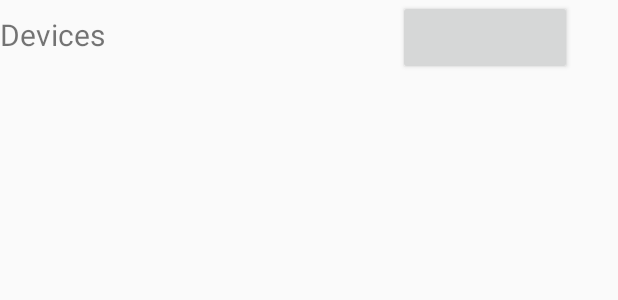
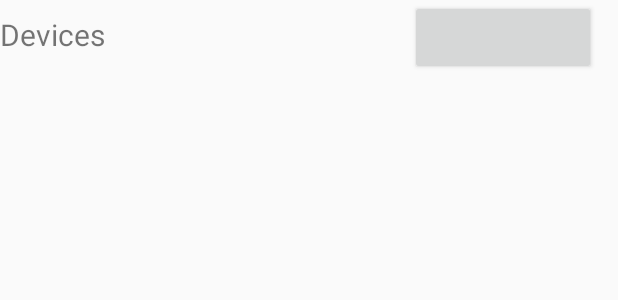
Before and after one commit to tobbetu-ceng-industry-collaborations/smarteff-android, an Android app: the layout device_list_entry.xml on its own in the app's theme, with its tools: preview values and no code run, on a phone screen of 412 x 824 dp. Shown: the top 300 px of the screen. Run offline under Robolectric (Android 15) with nearby library versions, the light colour scheme and no system bars.

Commit message:
Update device_list_entry.xml

```diff
--- a/app/src/main/res/layout/device_list_entry.xml
+++ b/app/src/main/res/layout/device_list_entry.xml
@@ -2,7 +2,7 @@
 <LinearLayout xmlns:android="http://schemas.android.com/apk/res/android"
     xmlns:app="http://schemas.android.com/apk/res-auto"
     android:layout_width="match_parent"
-    android:layout_height="match_parent"
+    android:layout_height="wrap_content"
     android:orientation="horizontal"
     android:weightSum="1">
 
@@ -10,26 +10,26 @@
         android:id="@+id/device_name"
         android:textSize="20dp"
         android:layout_width="wrap_content"
-        android:layout_height="40dp"
+        android:layout_height="wrap_content"
         android:text="Devices"
         android:layout_weight="0.25"/>
 
     <ImageView
         android:id="@+id/status"
-        android:layout_width="wrap_content"
+        android:layout_width="55dp"
         android:layout_height="55dp"
         android:layout_weight="0.20"
         android:layout_below="@+id/device_name"/>
     <ImageView
         android:id="@+id/automation"
-        android:layout_width="wrap_content"
+        android:layout_width="55dp"
         android:layout_height="55dp"
         android:layout_weight="0.20"
         android:layout_below="@+id/status" />
 
     <Button
         android:id="@+id/enable_button"
-        android:layout_width="40dp"
+        android:layout_width="wrap_content"
         android:layout_height="50dp"
         android:layout_below="@+id/automation"
         android:layout_weight="0.25"
```
